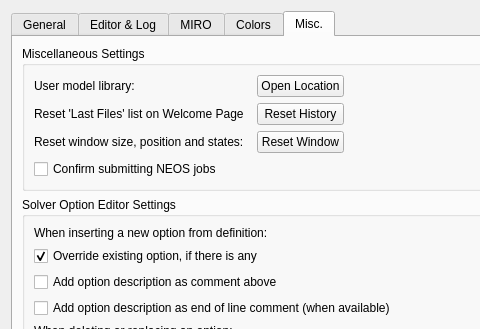
Above: src/settingsdialog.ui from GAMS-dev/studio before the change; both pictures show x 0 to 480 and y 0 to 329 of the 578 by 496 pixel window. Below: the same form after it.
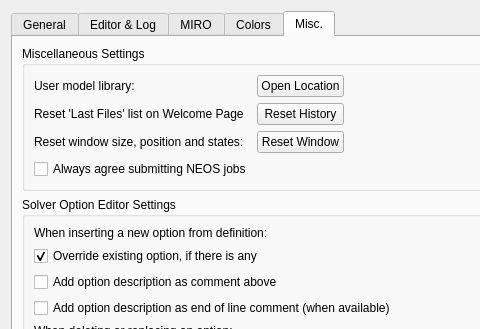
That is the form after the change. The open tabs and pages were chosen to show the change.

Commit message: implemented functionality of ConfirmDialog and usage in MainWindow

```diff
--- a/src/settingsdialog.ui
+++ b/src/settingsdialog.ui
@@ -967,10 +967,10 @@
             </property>
            </widget>
           </item>
-          <item row="3" column="0">
+          <item row="3" column="0" colspan="2">
            <widget class="QCheckBox" name="confirmNeosCheckBox">
             <property name="text">
-             <string>Confirm submitting NEOS jobs</string>
+             <string>Always agree submitting NEOS jobs</string>
             </property>
            </widget>
           </item>
```
Left out of the diff: 4 changed lines with no effect on the pictures. The commit also changes 7 other files.
